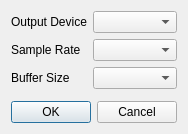
Old version of the form app/audiosettingsdialog.ui in the repository BLumia/pineapple-midi-player.
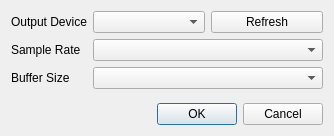
New version of the form. Icons and pictures are not drawn.

```diff
--- a/app/audiosettingsdialog.ui
+++ b/app/audiosettingsdialog.ui
@@ -6,8 +6,8 @@
    <rect>
     <x>0</x>
     <y>0</y>
-    <width>184</width>
-    <height>134</height>
+    <width>334</width>
+    <height>136</height>
    </rect>
   </property>
   <property name="windowTitle">
@@ -23,16 +23,6 @@
        </property>
       </widget>
      </item>
-     <item row="0" column="1">
-      <widget class="QComboBox" name="deviceCombo">
-       <property name="sizePolicy">
-        <sizepolicy hsizetype="Preferred" vsizetype="Fixed">
-         <horstretch>0</horstretch>
-         <verstretch>0</verstretch>
-        </sizepolicy>
-       </property>
-      </widget>
-     </item>
      <item row="1" column="0">
       <widget class="QLabel" name="labelSampleRate">
        <property name="text">
@@ -53,6 +43,30 @@
      <item row="2" column="1">
       <widget class="QComboBox" name="bufferSizeCombo"/>
      </item>
+     <item row="0" column="1">
+      <layout class="QHBoxLayout" name="horizontalLayout">
+       <item>
+        <widget class="QComboBox" name="deviceCombo">
+         <property name="sizePolicy">
+          <sizepolicy hsizetype="Preferred" vsizetype="Fixed">
+           <horstretch>0</horstretch>
+           <verstretch>0</verstretch>
+          </sizepolicy>
+         </property>
+        </widget>
+       </item>
+       <item>
+        <widget class="QPushButton" name="refreshDevicesButton">
+         <property name="text">
+          <string>Refresh</string>
+         </property>
+         <property name="icon">
+          <iconset theme="QIcon::ThemeIcon::ViewRefresh"/>
+         </property>
+        </widget>
+       </item>
+      </layout>
+     </item>
     </layout>
    </item>
    <item>
```
